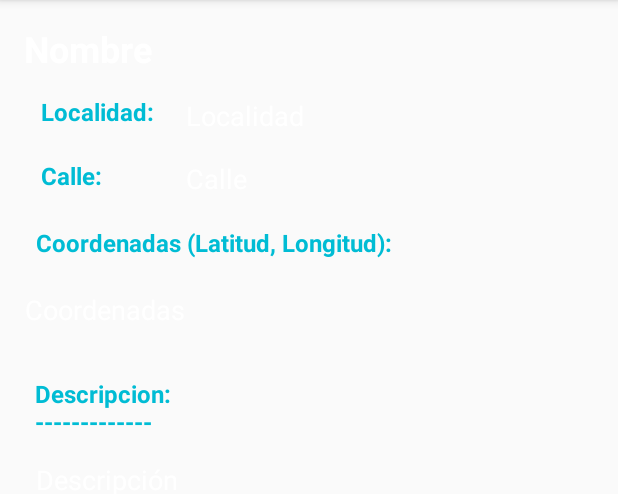
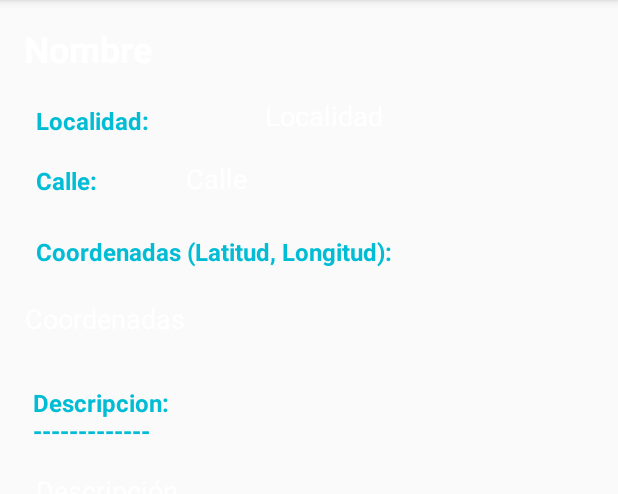
Before and after one commit to Foxo10/Wikifont, an Android app: the DetallesFuenteActivity screen opened directly, with no data from a screen before it, on a phone screen of 412 x 824 dp, the part 84-578 px from its top. Run offline under Robolectric (Android 15) with nearby library versions, the phone set to English and light mode, and no system bars.

Commit message:
tema oscuro arreglado, detalles activity texto corregido y refrescar bbdd si una fuente es eliminada

```diff
--- a/app/src/main/java/com/example/wikifountains/activities/FuentesActivity.java
+++ b/app/src/main/java/com/example/wikifountains/activities/FuentesActivity.java
@@ -148,7 +148,7 @@ public class FuentesActivity extends BaseActivity implements
         NotificationCompat.Builder builder = new NotificationCompat.Builder(this, channelId)
                 .setSmallIcon(R.drawable.ic_noti_fountain) // Icono de la notificación
                 .setContentTitle(getString(R.string.font)+" "+fuente.getNombre()+" "+getString(R.string.saved)) // Título de la notificación
-                .setContentText(getString(R.string.notification) +"\n"+ fuente.getNombre() +"\n" + getString(R.string.more_info)) // Mensaje de la notificación
+                .setContentText(getString(R.string.more_info)) // Mensaje de la notificación
                 .setSubText(fuente.getCalle()) // Subtexto de la notificación
                 .setPriority(NotificationCompat.PRIORITY_DEFAULT) // Prioridad de la notificación
                 .setContentIntent(pendingIntent) // Intent al hacer clic en la notificación
--- a/app/src/main/java/com/example/wikifountains/data/AppDatabase.java
+++ b/app/src/main/java/com/example/wikifountains/data/AppDatabase.java
@@ -28,6 +28,7 @@ public abstract class AppDatabase extends RoomDatabase {
                     context.getApplicationContext(),
                             AppDatabase.class, "mifuentes_db")
                     .fallbackToDestructiveMigration()
+                    .allowMainThreadQueries()
                     .build();
 
         }
--- a/app/src/main/java/com/example/wikifountains/data/BBDDInitializer.java
+++ b/app/src/main/java/com/example/wikifountains/data/BBDDInitializer.java
@@ -24,9 +24,10 @@ public class BBDDInitializer {
         Executors.newSingleThreadExecutor().execute(() -> {
             AppDatabase db = AppDatabase.getInstance(context);
 
-            if (db.fuenteDao().countFuentes() == 0) {
-                List<Fuente> fuentes = cargarFuentesDesdeCSV(context);
-                for (Fuente fuente : fuentes) {
+            List<Fuente> fuentes = cargarFuentesDesdeCSV(context);
+            for (Fuente fuente : fuentes) {
+                Fuente existente = db.fuenteDao().getFuenteByNombre(fuente.getNombre());
+                if (existente == null) {
                     db.fuenteDao().insert(fuente);
                 }
             }
--- a/app/src/main/res/layout/activity_detalles_fuente.xml
+++ b/app/src/main/res/layout/activity_detalles_fuente.xml
@@ -43,7 +43,7 @@
         android:text="Localidad"
         android:textSize="18sp"
         app:layout_constraintEnd_toEndOf="parent"
-        app:layout_constraintHorizontal_bias="0.646"
+        app:layout_constraintHorizontal_bias="0.964"
         app:layout_constraintStart_toStartOf="parent"
         app:layout_constraintTop_toBottomOf="@id/textViewNombre" />
 
@@ -76,38 +76,38 @@
 
     <TextView
         android:id="@+id/textViewLocal4"
-        android:layout_width="80dp"
-        android:layout_height="25dp"
-        android:layout_marginTop="16dp"
+        android:layout_width="93dp"
+        android:layout_height="31dp"
+        android:layout_marginTop="8dp"
         android:gravity="center_vertical"
         android:text="Calle:"
         android:textColor="@color/cyan"
         android:textSize="16sp"
         android:textStyle="bold"
         app:layout_constraintEnd_toStartOf="@+id/textViewLocalidad"
-        app:layout_constraintHorizontal_bias="0.627"
+        app:layout_constraintHorizontal_bias="0.289"
         app:layout_constraintStart_toStartOf="parent"
         app:layout_constraintTop_toBottomOf="@+id/textViewLocal" />
 
     <TextView
         android:id="@+id/textViewLocal"
-        android:layout_width="80dp"
-        android:layout_height="28dp"
-        android:layout_marginTop="12dp"
+        android:layout_width="131dp"
+        android:layout_height="32dp"
+        android:layout_marginTop="16dp"
         android:gravity="center_vertical"
         android:text="Localidad: "
+        android:textColor="@color/cyan"
         android:textSize="16sp"
         android:textStyle="bold"
-        android:textColor="@color/cyan"
         app:layout_constraintEnd_toStartOf="@+id/textViewLocalidad"
-        app:layout_constraintHorizontal_bias="0.627"
+        app:layout_constraintHorizontal_bias="0.533"
         app:layout_constraintStart_toStartOf="parent"
         app:layout_constraintTop_toBottomOf="@+id/textViewNombre" />
 
     <TextView
         android:id="@+id/textViewLocal3"
-        android:layout_width="100dp"
-        android:layout_height="36dp"
+        android:layout_width="120dp"
+        android:layout_height="37dp"
         android:layout_marginTop="20dp"
         android:gravity="center_vertical"
         android:text="Descripcion: -------------"
@@ -124,7 +124,7 @@
         android:layout_width="272dp"
         android:layout_height="24dp"
         android:layout_margin="16dp"
-        android:layout_marginTop="12dp"
+        android:layout_marginTop="20dp"
         android:text="Calle"
         android:textSize="18sp"
         app:layout_constraintEnd_toEndOf="parent"
--- a/app/src/main/res/values/themes.xml
+++ b/app/src/main/res/values/themes.xml
@@ -1,6 +1,6 @@
 <resources xmlns:tools="http://schemas.android.com/tools">
     <!-- Base application theme. -->
-    <style name="Theme.WikiFountains" parent="Theme.AppCompat.Light.NoActionBar">
+    <style name="Theme.WikiFountains" parent="Theme.AppCompat.DayNight.NoActionBar">
         <!-- Primary brand color. -->
         <item name="colorPrimary">@color/verdoso</item>
         <item name="colorPrimaryVariant">@color/cyan</item>
@@ -14,7 +14,6 @@
         <item name="android:navigationBarColor">@color/verdoso</item>
         <item name="android:windowLightStatusBar">true</item>
         <!-- Colores específicos para el modo oscuro -->
-        <item name="background">@color/black</item>
         <item name="backgroundColor">#121212</item>
         <item name="cardBackgroundColor">#242424</item>
         <item name="android:textColor">@color/white</item>
```
